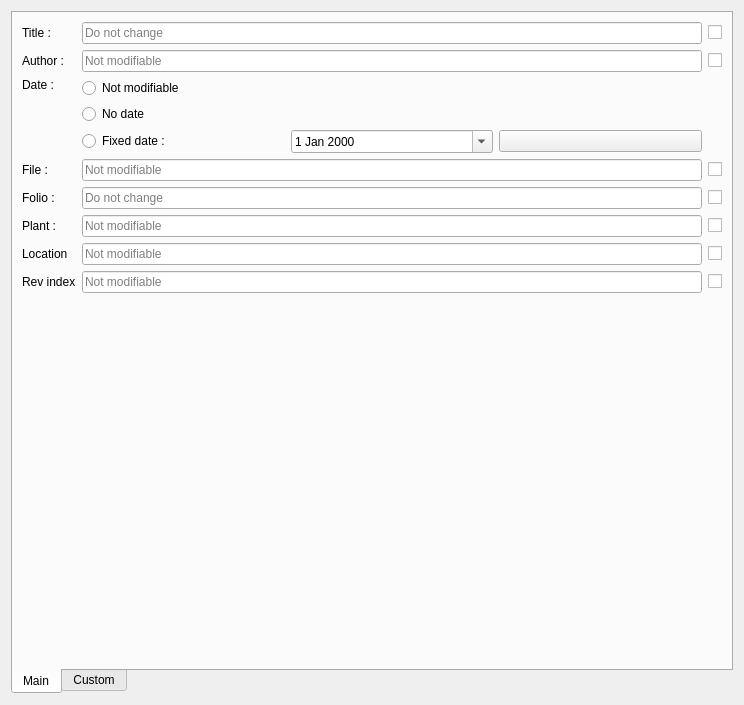
This is sources/SearchAndReplace/ui/replacefoliowidget.ui in EmilOsvoll/qelectrotech-source-mirror as Qt 5 draws it before an edit. The edited form follows.
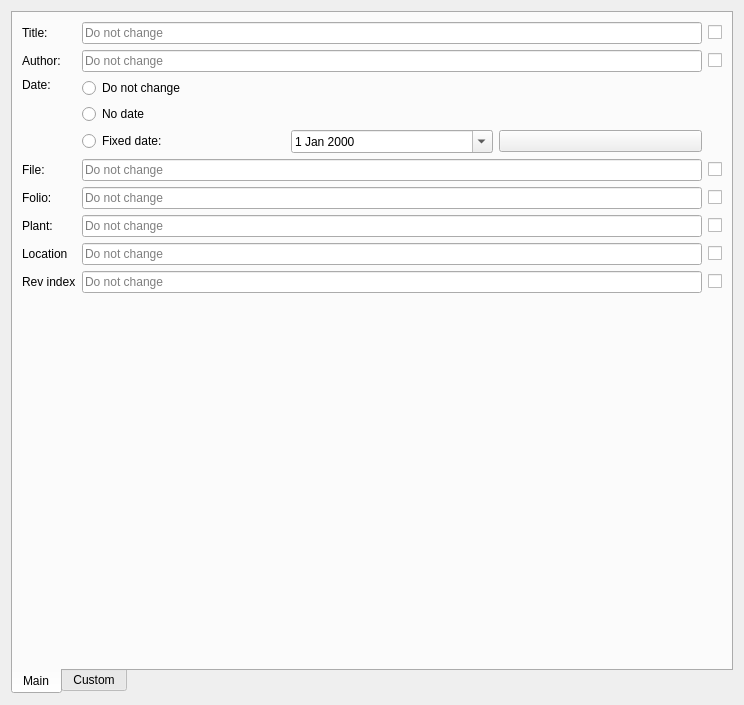
This is the edited form. Icons and pictures are not drawn.

Diff of the .ui file:
```diff
--- a/sources/SearchAndReplace/ui/replacefoliowidget.ui
+++ b/sources/SearchAndReplace/ui/replacefoliowidget.ui
@@ -64,7 +64,7 @@
          <item row="4" column="1">
           <widget class="QLabel" name="label_5">
            <property name="text">
-            <string>File :</string>
+            <string>File:</string>
            </property>
           </widget>
          </item>
@@ -84,21 +84,21 @@
             <string>Available as variable %author for title blocks</string>
            </property>
            <property name="placeholderText">
-            <string>Not modifiable</string>
+            <string>Do not change</string>
            </property>
           </widget>
          </item>
          <item row="2" column="1">
           <widget class="QLabel" name="label_3">
            <property name="text">
-            <string>Author :</string>
+            <string>Author:</string>
            </property>
           </widget>
          </item>
          <item row="3" column="1">
           <widget class="QLabel" name="label_4">
            <property name="text">
-            <string>Date :</string>
+            <string>Date:</string>
            </property>
            <property name="alignment">
             <set>Qt::AlignLeading|Qt::AlignLeft|Qt::AlignTop</set>
@@ -108,7 +108,7 @@
          <item row="6" column="1">
           <widget class="QLabel" name="label_10">
            <property name="text">
-            <string>Plant :</string>
+            <string>Plant:</string>
            </property>
           </widget>
          </item>
@@ -118,7 +118,7 @@
             <string>Available as variable %indexrev for title blocks</string>
            </property>
            <property name="placeholderText">
-            <string>Not modifiable</string>
+            <string>Do not change</string>
            </property>
           </widget>
          </item>
@@ -128,7 +128,7 @@
             <string>Available as variable %filename for title blocks</string>
            </property>
            <property name="placeholderText">
-            <string>Not modifiable</string>
+            <string>Do not change</string>
            </property>
           </widget>
          </item>
@@ -138,7 +138,7 @@
          <item row="5" column="1">
           <widget class="QLabel" name="label_6">
            <property name="text">
-            <string>Folio :</string>
+            <string>Folio:</string>
            </property>
           </widget>
          </item>
@@ -167,7 +167,7 @@
            <item row="2" column="0">
             <widget class="QRadioButton" name="m_fixed_date_rb">
              <property name="text">
-              <string>Fixed date :</string>
+              <string>Fixed date:</string>
              </property>
             </widget>
            </item>
@@ -188,7 +188,7 @@
            <item row="0" column="0">
             <widget class="QRadioButton" name="m_unchanged_date">
              <property name="text">
-              <string>Not modifiable</string>
+              <string>Do not change</string>
              </property>
             </widget>
            </item>
@@ -214,7 +214,7 @@
             <string>Available as variable %locmach for title blocks</string>
            </property>
            <property name="placeholderText">
-            <string>Not modifiable</string>
+            <string>Do not change</string>
            </property>
           </widget>
          </item>
@@ -224,14 +224,14 @@
             <string>&lt;html&gt;&lt;head/&gt;&lt;body&gt;&lt;p&gt;Available as% plant for title block templates&lt;/p&gt;&lt;/body&gt;&lt;/html&gt;</string>
            </property>
            <property name="placeholderText">
-            <string>Not modifiable</string>
+            <string>Do not change</string>
            </property>
           </widget>
          </item>
          <item row="1" column="1">
           <widget class="QLabel" name="label_2">
            <property name="text">
-            <string>Title :</string>
+            <string>Title:</string>
            </property>
           </widget>
          </item>
```
Left out of the diff: 10 changed lines with no effect on the pictures.
